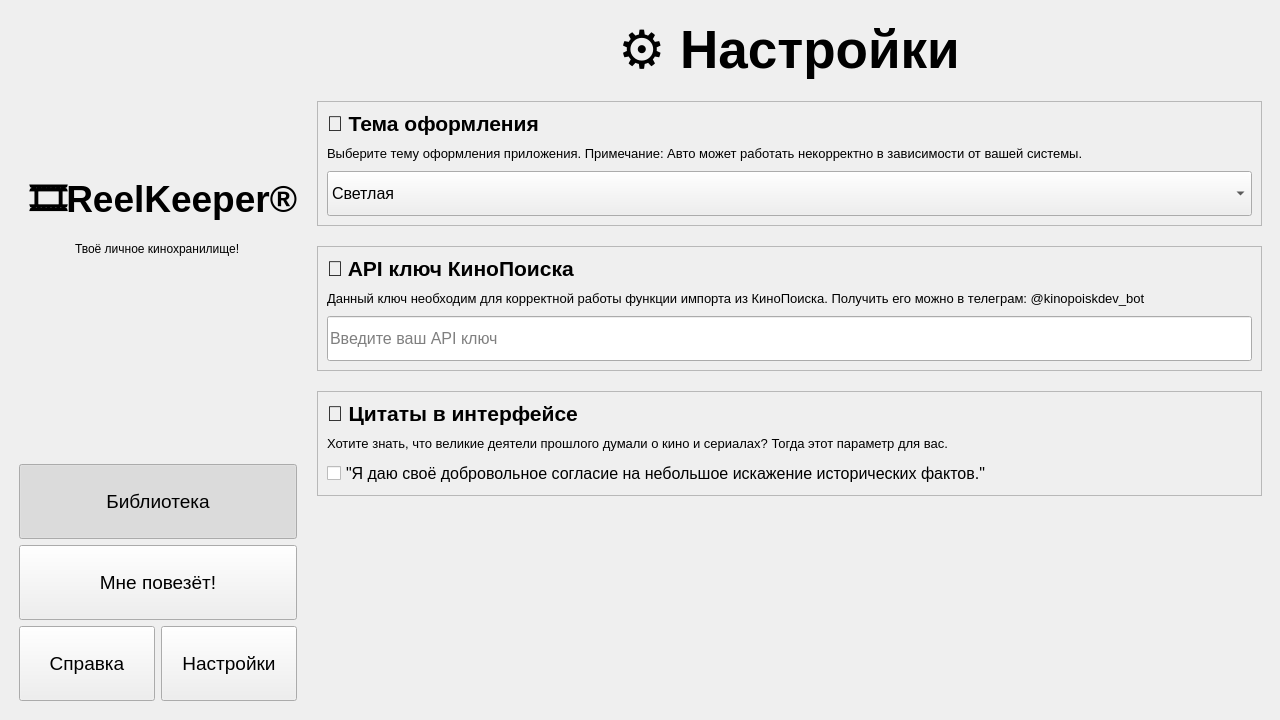
First picture: the form in resources/ui/main.ui, repository venterum/ReelKeeper, before the edit.
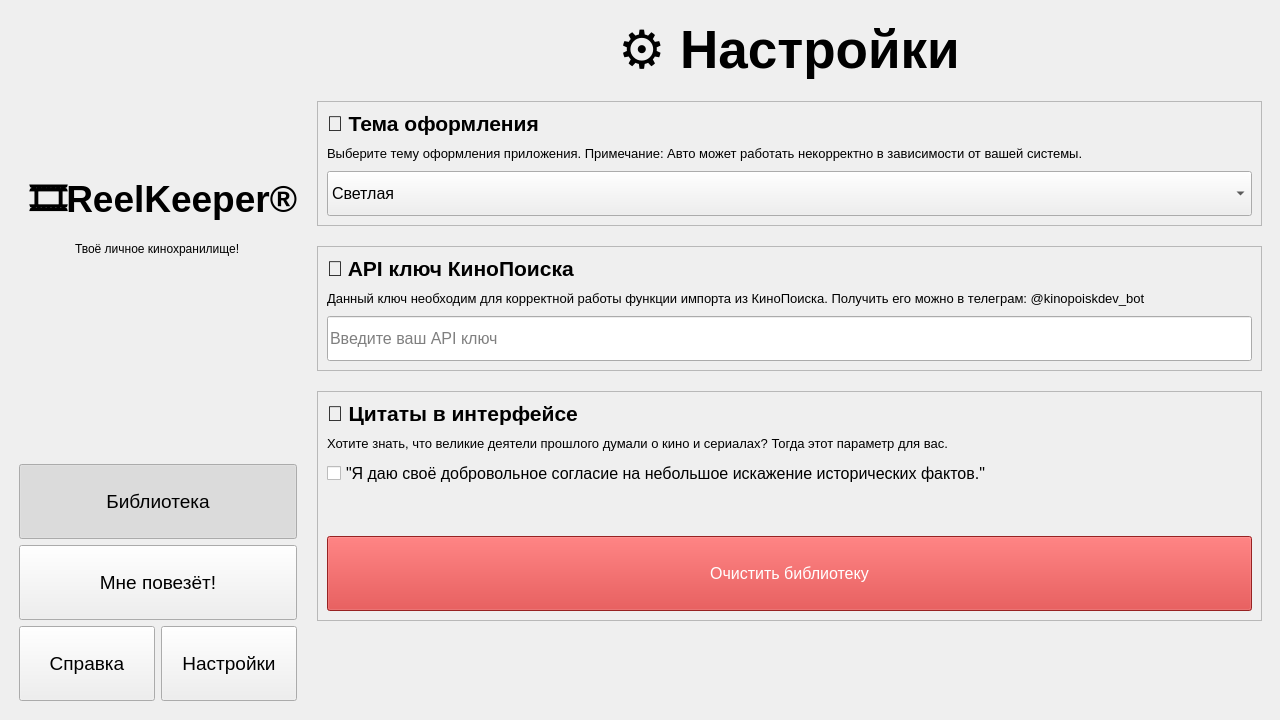
Second picture: the form after the edit. The open tabs and pages were chosen to show the change. Icons and pictures are not drawn.

What changed in the file:
```diff
--- a/resources/ui/main.ui
+++ b/resources/ui/main.ui
@@ -691,6 +691,47 @@
              </property>
             </widget>
            </item>
+           <item>
+            <spacer name="verticalSpacer">
+             <property name="orientation">
+              <enum>Qt::Vertical</enum>
+             </property>
+             <property name="sizeHint" stdset="0">
+              <size>
+               <width>20</width>
+               <height>40</height>
+              </size>
+             </property>
+            </spacer>
+           </item>
+           <item>
+            <widget class="QPushButton" name="clearLibraryButton">
+             <property name="minimumSize">
+              <size>
+               <width>0</width>
+               <height>75</height>
+              </size>
+             </property>
+             <property name="font">
+              <font>
+               <pointsize>12</pointsize>
+              </font>
+             </property>
+             <property name="styleSheet">
+              <string notr="true">QPushButton {
+                  background-color: #d32f2f;
+                  color: white;
+              }
+              QPushButton:hover {
+                  background-color: #b71c1c;
+              }
+              </string>
+             </property>
+             <property name="text">
+              <string>Очистить библиотеку</string>
+             </property>
+            </widget>
+           </item>
           </layout>
          </widget>
         </item>
```
